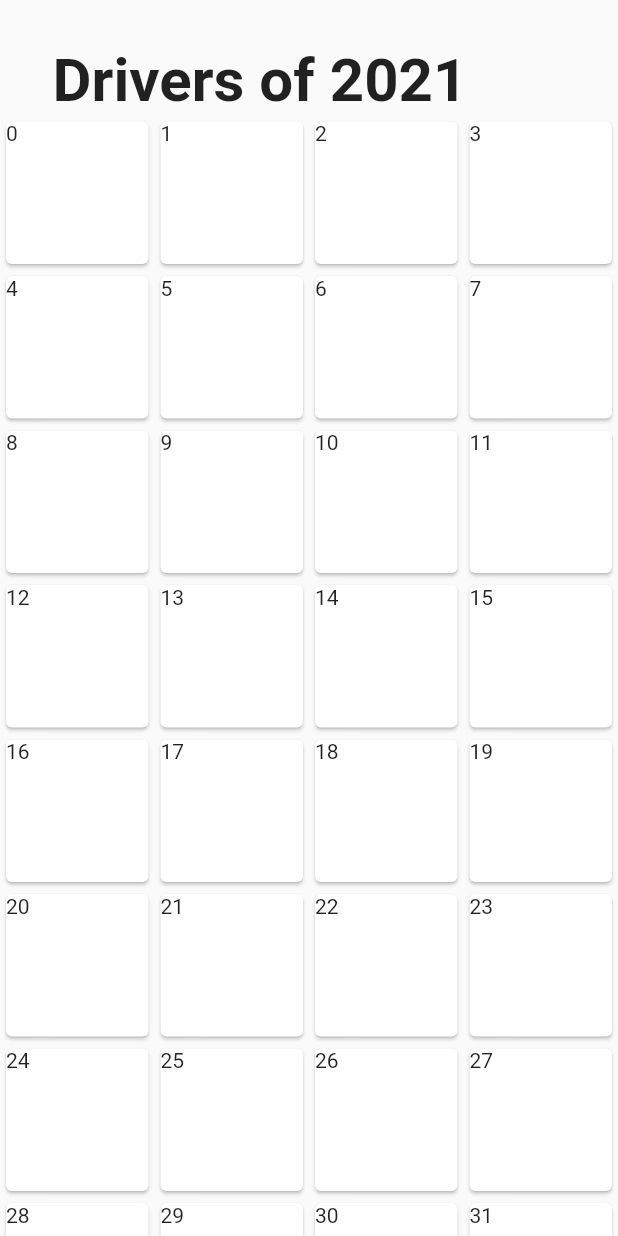
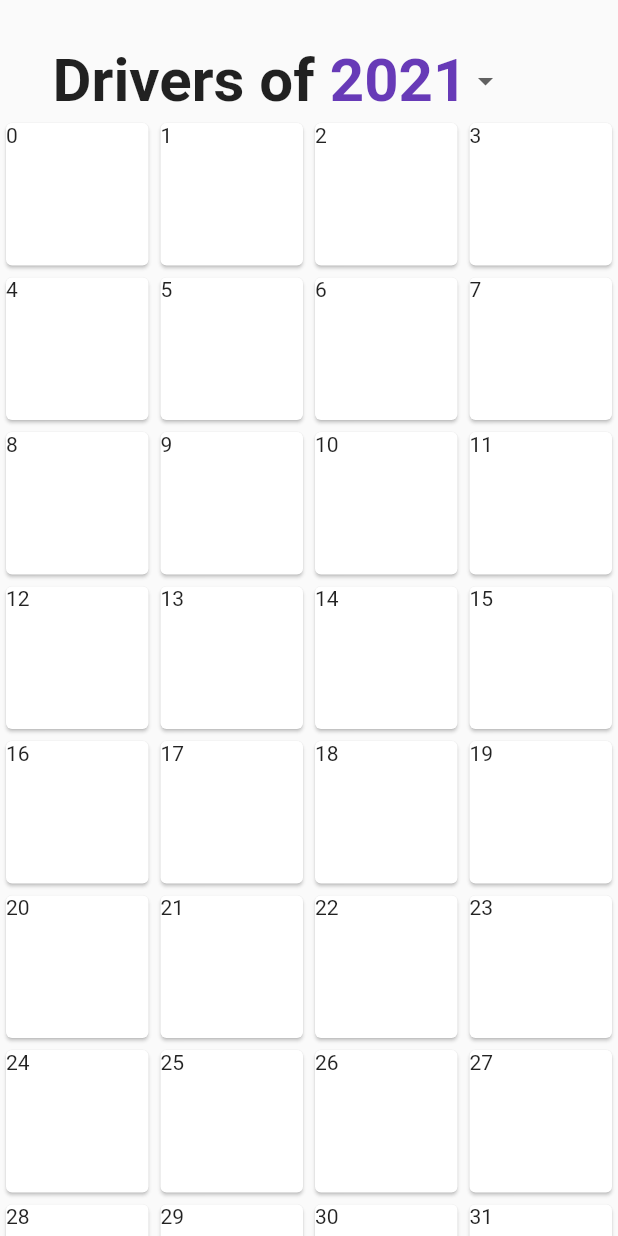
Before and after one commit to BrobotDubstep/pitstop, a Flutter app: the screen it shows after launch, on a phone screen of 412 x 824 dp. Run offline on Flutter 3.47's test engine with Material 2 defaults, Android fonts, the phone set to English and light mode, and no system bars; missing offline and left inert: desktop_window.

Commit message:
Dropdown for year of the season

```diff
--- a/lib/screens/drivers_screen.dart
+++ b/lib/screens/drivers_screen.dart
@@ -1,8 +1,15 @@
 import 'package:flutter/material.dart';
 import 'package:flutter/widgets.dart';
 
-class DriversScreen extends StatelessWidget {
+class DriversScreen extends StatefulWidget {
   const DriversScreen({Key? key}) : super(key: key);
+
+  @override
+  _DriversScreenState createState() => _DriversScreenState();
+}
+
+class _DriversScreenState extends State<DriversScreen> {
+  String dropdownValue = "2021";
 
   @override
   Widget build(BuildContext context) {
@@ -12,10 +19,32 @@ class DriversScreen extends StatelessWidget {
           children: [
             Padding(
               padding: const EdgeInsets.only(left: 35.0, top: 30.0),
-              child: Text(
-                'Drivers of 2021',
-                style: TextStyle(fontWeight: FontWeight.bold, fontSize: 40),
-              ),
+              child: Row(children: [
+                Text(
+                  'Drivers of ',
+                  style: TextStyle(fontWeight: FontWeight.bold, fontSize: 40),
+                ),
+                DropdownButtonHideUnderline(
+                  child: DropdownButton(
+                      value: dropdownValue,
+                      style: TextStyle(
+                          color: Colors.deepPurple,
+                          fontSize: 40,
+                          fontWeight: FontWeight.bold),
+                      onChanged: (String? newValue) {
+                        setState(() {
+                          dropdownValue = newValue!;
+                        });
+                      },
+                      items: <String>['2021', '2020', '2019', '2018']
+                          .map<DropdownMenuItem<String>>((String value) {
+                        return DropdownMenuItem<String>(
+                          value: value,
+                          child: Text(value),
+                        );
+                      }).toList()),
+                )
+              ]),
             ),
           ],
         ),
```
